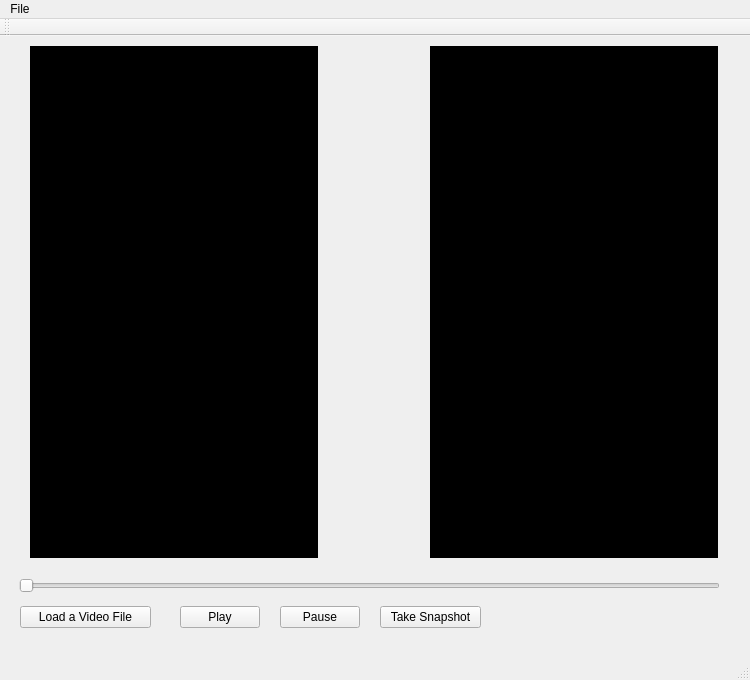
Qt form Source/Rsrc/mainwindow.ui (ierturk/sgDetectorQtUi) before a commit.
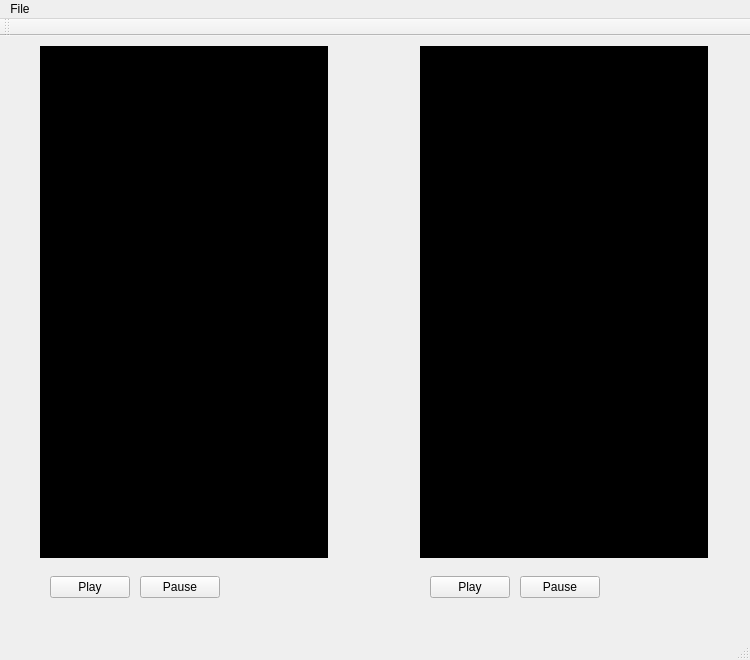
The same form after that commit.

```diff
--- a/Source/Rsrc/mainwindow.ui
+++ b/Source/Rsrc/mainwindow.ui
@@ -7,7 +7,7 @@
     <x>0</x>
     <y>0</y>
     <width>750</width>
-    <height>680</height>
+    <height>660</height>
    </rect>
   </property>
   <property name="windowTitle">
@@ -17,7 +17,7 @@
    <widget class="QLabel" name="lblPlay">
     <property name="geometry">
      <rect>
-      <x>30</x>
+      <x>40</x>
       <y>10</y>
       <width>288</width>
       <height>512</height>
@@ -36,21 +36,8 @@
    <widget class="QPushButton" name="loadButton">
     <property name="geometry">
      <rect>
-      <x>20</x>
-      <y>570</y>
-      <width>131</width>
-      <height>22</height>
-     </rect>
-    </property>
-    <property name="text">
-     <string>Load a Video File</string>
-    </property>
-   </widget>
-   <widget class="QPushButton" name="playButton">
-    <property name="geometry">
-     <rect>
-      <x>180</x>
-      <y>570</y>
+      <x>50</x>
+      <y>540</y>
       <width>80</width>
       <height>22</height>
      </rect>
@@ -62,8 +49,8 @@
    <widget class="QPushButton" name="pushButton_3">
     <property name="geometry">
      <rect>
-      <x>280</x>
-      <y>570</y>
+      <x>140</x>
+      <y>540</y>
       <width>80</width>
       <height>22</height>
      </rect>
@@ -72,24 +59,11 @@
      <string>Pause</string>
     </property>
    </widget>
-   <widget class="QSlider" name="horizontalSlider">
+   <widget class="QLabel" name="lblTimerLeft">
     <property name="geometry">
      <rect>
-      <x>19</x>
+      <x>240</x>
       <y>540</y>
-      <width>701</width>
-      <height>20</height>
-     </rect>
-    </property>
-    <property name="orientation">
-     <enum>Qt::Horizontal</enum>
-    </property>
-   </widget>
-   <widget class="QLabel" name="label_2">
-    <property name="geometry">
-     <rect>
-      <x>640</x>
-      <y>570</y>
       <width>81</width>
       <height>20</height>
      </rect>
@@ -101,33 +75,62 @@
      <string/>
     </property>
    </widget>
-   <widget class="QPushButton" name="pushButton">
+   <widget class="QLabel" name="lblPlayerRight">
     <property name="geometry">
      <rect>
-      <x>380</x>
-      <y>570</y>
-      <width>101</width>
+      <x>420</x>
+      <y>10</y>
+      <width>288</width>
+      <height>512</height>
+     </rect>
+    </property>
+    <property name="autoFillBackground">
+     <bool>false</bool>
+    </property>
+    <property name="styleSheet">
+     <string notr="true">Background-color: black;</string>
+    </property>
+    <property name="text">
+     <string/>
+    </property>
+   </widget>
+   <widget class="QPushButton" name="btnPauseRight">
+    <property name="geometry">
+     <rect>
+      <x>520</x>
+      <y>540</y>
+      <width>80</width>
       <height>22</height>
      </rect>
     </property>
     <property name="text">
-     <string>Take Snapshot</string>
+     <string>Pause</string>
     </property>
    </widget>
-   <widget class="QLabel" name="lblPlay_2">
+   <widget class="QPushButton" name="btnPlayRight">
     <property name="geometry">
      <rect>
       <x>430</x>
-      <y>10</y>
-      <width>288</width>
-      <height>512</height>
+      <y>540</y>
+      <width>80</width>
+      <height>22</height>
+     </rect>
+    </property>
+    <property name="text">
+     <string>Play</string>
+    </property>
+   </widget>
+   <widget class="QLabel" name="lblTimerRight">
+    <property name="geometry">
+     <rect>
+      <x>620</x>
+      <y>540</y>
+      <width>81</width>
+      <height>20</height>
      </rect>
     </property>
     <property name="autoFillBackground">
-     <bool>false</bool>
-    </property>
-    <property name="styleSheet">
-     <string notr="true">Background-color: black;</string>
+     <bool>true</bool>
     </property>
     <property name="text">
      <string/>
```
Left out of the diff: 12 changed lines with no effect on the pictures.
